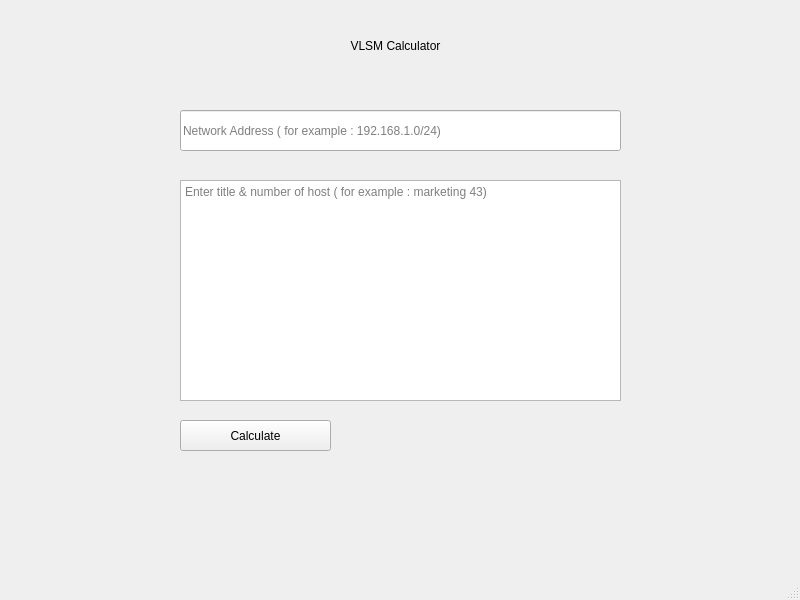
Qt form VLSM_Calculator/app.ui (Shad-Alam/VLSM-Calculator-App) before a commit.
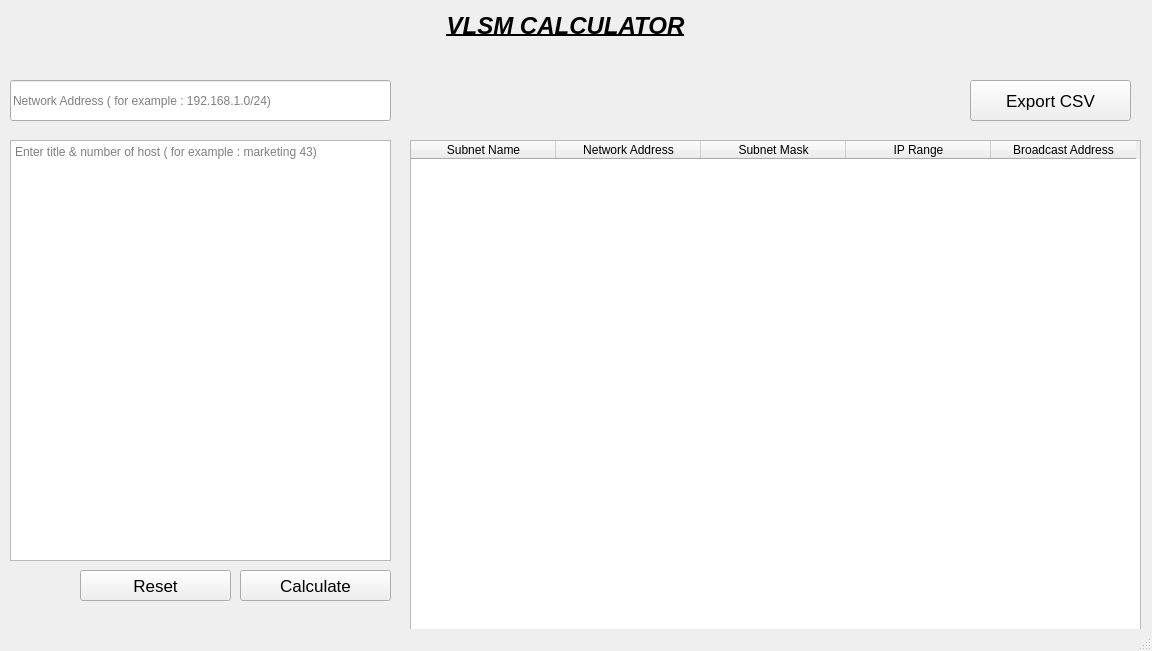
The same form after that commit.

Commit message: adding subnet mask calculation

The edit to the form file:
```diff
--- a/VLSM_Calculator/app.ui
+++ b/VLSM_Calculator/app.ui
@@ -6,8 +6,8 @@
    <rect>
     <x>0</x>
     <y>0</y>
-    <width>800</width>
-    <height>600</height>
+    <width>1152</width>
+    <height>651</height>
    </rect>
   </property>
   <property name="windowTitle">
@@ -32,14 +32,23 @@
    <widget class="QLabel" name="label">
     <property name="geometry">
      <rect>
-      <x>230</x>
-      <y>30</y>
+      <x>400</x>
+      <y>10</y>
       <width>331</width>
       <height>31</height>
      </rect>
     </property>
+    <property name="font">
+     <font>
+      <pointsize>18</pointsize>
+      <weight>75</weight>
+      <italic>true</italic>
+      <bold>true</bold>
+      <underline>true</underline>
+     </font>
+    </property>
     <property name="text">
-     <string>VLSM Calculator</string>
+     <string>VLSM CALCULATOR</string>
     </property>
     <property name="alignment">
      <set>Qt::AlignCenter</set>
@@ -48,9 +57,9 @@
    <widget class="QLineEdit" name="tf_networkAddress">
     <property name="geometry">
      <rect>
-      <x>180</x>
-      <y>110</y>
-      <width>441</width>
+      <x>10</x>
+      <y>80</y>
+      <width>381</width>
       <height>41</height>
      </rect>
     </property>
@@ -64,10 +73,10 @@
    <widget class="QTextEdit" name="te_hosts">
     <property name="geometry">
      <rect>
-      <x>180</x>
-      <y>180</y>
-      <width>441</width>
-      <height>221</height>
+      <x>10</x>
+      <y>140</y>
+      <width>381</width>
+      <height>421</height>
      </rect>
     </property>
     <property name="placeholderText">
@@ -77,16 +86,95 @@
    <widget class="QPushButton" name="btn_calculation">
     <property name="geometry">
      <rect>
-      <x>180</x>
-      <y>420</y>
+      <x>240</x>
+      <y>570</y>
       <width>151</width>
       <height>31</height>
      </rect>
     </property>
+    <property name="font">
+     <font>
+      <pointsize>13</pointsize>
+     </font>
+    </property>
     <property name="text">
      <string>Calculate</string>
     </property>
    </widget>
+   <widget class="QTableWidget" name="tableWidget_Data">
+    <property name="geometry">
+     <rect>
+      <x>410</x>
+      <y>140</y>
+      <width>731</width>
+      <height>491</height>
+     </rect>
+    </property>
+    <attribute name="horizontalHeaderDefaultSectionSize">
+     <number>145</number>
+    </attribute>
+    <column>
+     <property name="text">
+      <string>Subnet Name</string>
+     </property>
+    </column>
+    <column>
+     <property name="text">
+      <string>Network Address</string>
+     </property>
+    </column>
+    <column>
+     <property name="text">
+      <string>Subnet Mask</string>
+     </property>
+    </column>
+    <column>
+     <property name="text">
+      <string>IP Range</string>
+     </property>
+    </column>
+    <column>
+     <property name="text">
+      <string>Broadcast Address</string>
+     </property>
+    </column>
+   </widget>
+   <widget class="QPushButton" name="btn_export_csv">
+    <property name="geometry">
+     <rect>
+      <x>970</x>
+      <y>80</y>
+      <width>161</width>
+      <height>41</height>
+     </rect>
+    </property>
+    <property name="font">
+     <font>
+      <pointsize>13</pointsize>
+     </font>
+    </property>
+    <property name="text">
+     <string>Export CSV</string>
+    </property>
+   </widget>
+   <widget class="QPushButton" name="btn_reset">
+    <property name="geometry">
+     <rect>
+      <x>80</x>
+      <y>570</y>
+      <width>151</width>
+      <height>31</height>
+     </rect>
+    </property>
+    <property name="font">
+     <font>
+      <pointsize>13</pointsize>
+     </font>
+    </property>
+    <property name="text">
+     <string>Reset</string>
+    </property>
+   </widget>
   </widget>
   <widget class="QMenuBar" name="menubar">
    <property name="geometry">
```
Left out of the diff: 2 changed lines with no effect on the pictures. The commit also changes 17 other files.
